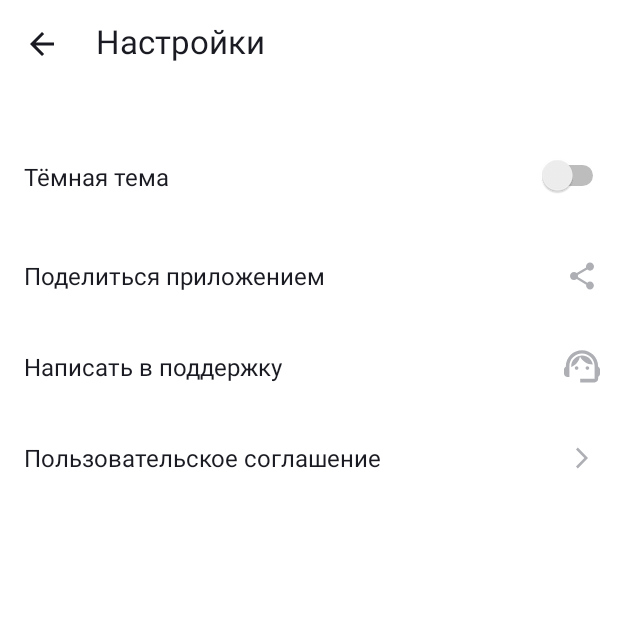
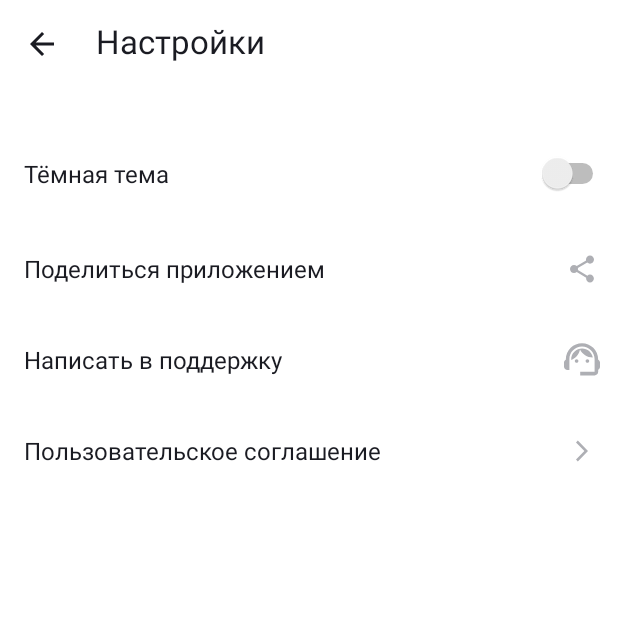
Before and after one commit to StasEvstigneev/PlaylistMaker, an Android app: the SettingsActivity screen opened directly, with no data from a screen before it, on a phone screen of 412 x 824 dp, the top half of it. Run offline under Robolectric (Android 15) with nearby library versions, the phone set to English and light mode, and no system bars.

Commit message:
Домашнее задание. Спринт 8. Правки. 1) Добавлены иконки медиатеки и поиска, которые не погрузились в первый раз; 2) Устранены замечания по верстке; 3) Информацию по флагам Intent изучил, добавил в SettingsActivity метод finish(). Избежать создания новых экземпляров MainActivity при переходе из SettingsActivity нажатием на стрелку "назад" получилось следующими способами:    А) В AndroidManifest.xml для MainActivity можно добавить android:launchMode="singleTask" (не оставил, т.к прочитал, что предпочтительнее работать с флагами Intent);    Б) В SettingsActivity с помощью флага FLAG_ACTIVITY_CLEAR_TOP. Однако, в таком случае, в эмуляторе при нажатии на стрелку "назад" появлялась лишняя анимация, как будто долю секунды видим второй экземпляр MainActivity, который сразу удалется и происходит переключение на первый экземпляр MainActivity. По этой причине вариант не оставил.    В) Комбинирование флагов FLAG_ACTIVITY_CLEAR_TOP и FLAG_ACTIVITY_SINGLE_TOP в виде:    returnIntent.setFlags(Intent.FLAG_ACTIVITY_CLEAR_TOP or Intent.FLAG_ACTIVITY_SINGLE_TOP)    Г) С помощью флага FLAG_ACTIVITY_REORDER_TO_FRONT. Остановился на этом варианте. Если использование вариантов А или В предпочтительнее, верну один из них.

```diff
--- a/app/src/main/java/com/example/playlistmaker/MainActivity.kt
+++ b/app/src/main/java/com/example/playlistmaker/MainActivity.kt
@@ -14,13 +14,11 @@ class MainActivity : AppCompatActivity() {
         val buttonSearch = findViewById<Button>(R.id.button_search)
         val searchIntent = Intent(this, SearchActivity::class.java)
         val buttonSearchClickListener: View.OnClickListener = object : View.OnClickListener {
-
             override fun onClick(v: View?) {
                 startActivity(searchIntent)
             }
         }
         buttonSearch.setOnClickListener(buttonSearchClickListener)
-
 
         val buttonMediateka = findViewById<Button>(R.id.button_mediateka)
         buttonMediateka.setOnClickListener {
@@ -34,6 +32,5 @@ class MainActivity : AppCompatActivity() {
             startActivity(settingsIntent)
         }
 
-
     }
 }
--- a/app/src/main/java/com/example/playlistmaker/SettingsActivity.kt
+++ b/app/src/main/java/com/example/playlistmaker/SettingsActivity.kt
@@ -13,7 +13,9 @@ class SettingsActivity : AppCompatActivity() {
         val buttonReturn = findViewById<ImageView>(R.id.return_from_settings)
         buttonReturn.setOnClickListener {
             val returnIntent = Intent(this, MainActivity::class.java)
-            startActivity(returnIntent)}
-
+            returnIntent.addFlags(Intent.FLAG_ACTIVITY_REORDER_TO_FRONT)
+            startActivity(returnIntent)
+            this.finish()
+        }
     }
 }
--- a/app/src/main/res/drawable/arrow_back.xml
+++ b/app/src/main/res/drawable/arrow_back.xml
@@ -8,6 +8,6 @@
         android:pathData="M0,0h24v24h-24z"/>
     <path
         android:pathData="M20,11H7.83L13.42,5.41L12,4L4,12L12,20L13.41,18.59L7.83,13H20V11Z"
-        android:fillColor="#1A1B22"/>
+        android:fillColor="@color/black"/>
   </group>
 </vector>
--- a/app/src/main/res/drawable/settings.xml
+++ b/app/src/main/res/drawable/settings.xml
@@ -1,6 +1,6 @@
 <vector xmlns:tools="http://schemas.android.com/tools"
     android:height="24dp" android:viewportHeight="20"
     android:viewportWidth="20" android:width="24dp" xmlns:android="http://schemas.android.com/apk/res/android">
-    <path android:fillColor="#1A1B22" android:pathData="M17.14,10.94C17.18,10.64 17.2,10.33 17.2,10C17.2,9.68 17.18,9.36 17.13,9.06L19.16,7.48C19.34,7.34 19.39,7.07 19.28,6.87L17.36,3.55C17.24,3.33 16.99,3.26 16.77,3.33L14.38,4.29C13.88,3.91 13.35,3.59 12.76,3.35L12.4,0.81C12.36,0.57 12.16,0.4 11.92,0.4H8.08C7.84,0.4 7.65,0.57 7.61,0.81L7.25,3.35C6.66,3.59 6.12,3.92 5.63,4.29L3.24,3.33C3.02,3.25 2.77,3.33 2.65,3.55L0.74,6.87C0.62,7.08 0.66,7.34 0.86,7.48L2.89,9.06C2.84,9.36 2.8,9.69 2.8,10C2.8,10.31 2.82,10.64 2.87,10.94L0.84,12.52C0.66,12.66 0.61,12.93 0.72,13.13L2.64,16.45C2.76,16.67 3.01,16.74 3.23,16.67L5.62,15.71C6.12,16.09 6.65,16.41 7.24,16.65L7.6,19.19C7.65,19.43 7.84,19.6 8.08,19.6H11.92C12.16,19.6 12.36,19.43 12.39,19.19L12.75,16.65C13.34,16.41 13.88,16.09 14.37,15.71L16.76,16.67C16.98,16.75 17.23,16.67 17.35,16.45L19.27,13.13C19.39,12.91 19.34,12.66 19.15,12.52L17.14,10.94ZM10,13.6C8.02,13.6 6.4,11.98 6.4,10C6.4,8.02 8.02,6.4 10,6.4C11.98,6.4 13.6,8.02 13.6,10C13.6,11.98 11.98,13.6 10,13.6Z"
+    <path android:fillColor="@color/black" android:pathData="M17.14,10.94C17.18,10.64 17.2,10.33 17.2,10C17.2,9.68 17.18,9.36 17.13,9.06L19.16,7.48C19.34,7.34 19.39,7.07 19.28,6.87L17.36,3.55C17.24,3.33 16.99,3.26 16.77,3.33L14.38,4.29C13.88,3.91 13.35,3.59 12.76,3.35L12.4,0.81C12.36,0.57 12.16,0.4 11.92,0.4H8.08C7.84,0.4 7.65,0.57 7.61,0.81L7.25,3.35C6.66,3.59 6.12,3.92 5.63,4.29L3.24,3.33C3.02,3.25 2.77,3.33 2.65,3.55L0.74,6.87C0.62,7.08 0.66,7.34 0.86,7.48L2.89,9.06C2.84,9.36 2.8,9.69 2.8,10C2.8,10.31 2.82,10.64 2.87,10.94L0.84,12.52C0.66,12.66 0.61,12.93 0.72,13.13L2.64,16.45C2.76,16.67 3.01,16.74 3.23,16.67L5.62,15.71C6.12,16.09 6.65,16.41 7.24,16.65L7.6,19.19C7.65,19.43 7.84,19.6 8.08,19.6H11.92C12.16,19.6 12.36,19.43 12.39,19.19L12.75,16.65C13.34,16.41 13.88,16.09 14.37,15.71L16.76,16.67C16.98,16.75 17.23,16.67 17.35,16.45L19.27,13.13C19.39,12.91 19.34,12.66 19.15,12.52L17.14,10.94ZM10,13.6C8.02,13.6 6.4,11.98 6.4,10C6.4,8.02 8.02,6.4 10,6.4C11.98,6.4 13.6,8.02 13.6,10C13.6,11.98 11.98,13.6 10,13.6Z"
         tools:ignore="VectorPath" />
 </vector>
--- a/app/src/main/res/layout/activity_settings.xml
+++ b/app/src/main/res/layout/activity_settings.xml
@@ -1,121 +1,108 @@
 <?xml version="1.0" encoding="utf-8"?>
-<LinearLayout xmlns:app="http://schemas.android.com/apk/res-auto"
-    xmlns:android="http://schemas.android.com/apk/res/android"
+<LinearLayout xmlns:android="http://schemas.android.com/apk/res/android"
+    xmlns:app="http://schemas.android.com/apk/res-auto"
+    xmlns:tools="http://schemas.android.com/tools"
     android:layout_width="match_parent"
     android:layout_height="match_parent"
-    xmlns:tools="http://schemas.android.com/tools"
+    android:background="@color/white"
     android:orientation="vertical"
-    android:background="@color/white"
     tools:context=".SettingsActivity">
-
-
-        <LinearLayout
-            android:layout_width="match_parent"
-            android:layout_height="wrap_content"
-            android:orientation="horizontal"
-            android:paddingVertical="@dimen/header_padding_vertical"
-            android:paddingStart="@dimen/header_padding_left"
-            android:paddingEnd="@dimen/header_padding_right">
-
-            <ImageView
-                android:id="@+id/return_from_settings"
-                android:layout_width="wrap_content"
-                android:layout_height="wrap_content"
-                android:src="@drawable/arrow_back"
-                android:layout_gravity="center_vertical"
-                android:layout_margin="12dp"/>
-
-
-            <TextView
-                android:layout_width="wrap_content"
-                android:layout_height="wrap_content"
-                android:layout_gravity="center_vertical"
-                android:textColor="@color/black"
-                android:text="@string/settings"
-                android:textSize="@dimen/font_size_heading"
-                android:lineHeight="@dimen/font_line_height_heading"
-                android:layout_marginTop="@dimen/heading_margin_top"
-                android:layout_marginRight="86dp"
-                android:layout_marginBottom="@dimen/heading_margin_bottom"
-                android:layout_marginLeft="@dimen/heading_margin_left">
-
-            </TextView>
-
-        </LinearLayout>
-
-
 
 
     <LinearLayout
         android:layout_width="match_parent"
         android:layout_height="wrap_content"
         android:orientation="horizontal"
-        android:layout_marginTop="24dp">
+        android:paddingVertical="@dimen/header_padding_vertical"
+        android:paddingStart="@dimen/header_padding_start"
+        android:paddingEnd="@dimen/header_padding_end">
+
+        <ImageView
+            android:id="@+id/return_from_settings"
+            android:layout_width="wrap_content"
+            android:layout_height="wrap_content"
+            android:layout_gravity="center_vertical"
+            android:layout_margin="12dp"
+            android:src="@drawable/arrow_back" />
+
 
         <TextView
-            android:layout_width="wrap_content"
+            android:layout_width="0dp"
             android:layout_height="wrap_content"
+            android:layout_gravity="center_vertical|start"
+            android:layout_marginStart="@dimen/heading_margin_start"
+            android:layout_marginTop="@dimen/heading_margin_top"
+            android:layout_marginBottom="@dimen/heading_margin_bottom"
+            android:layout_weight="1"
+            android:lineHeight="@dimen/font_line_height_heading"
+            android:text="@string/settings"
+            android:textColor="@color/black"
+            android:textSize="@dimen/font_size_heading">
+
+        </TextView>
+
+    </LinearLayout>
+
+
+    <LinearLayout
+        android:layout_width="match_parent"
+        android:layout_height="wrap_content"
+        android:layout_marginTop="24dp"
+        android:orientation="horizontal">
+
+        <TextView
+            android:layout_width="0dp"
+            android:layout_height="wrap_content"
+            android:layout_gravity="center_vertical"
             android:layout_marginVertical="21dp"
             android:layout_marginStart="16dp"
             android:layout_marginEnd="44dp"
             android:layout_weight="1"
-            android:layout_gravity="center_vertical"
+            android:lineHeight="@dimen/font_line_height_regular"
             android:text="@string/dark_theme"
             android:textColor="@color/black"
-            android:textSize="@dimen/font_size_regular"
-            android:lineHeight="@dimen/font_line_height_regular"
-            />
+            android:textSize="@dimen/font_size_regular" />
 
         <Switch
             android:layout_width="wrap_content"
             android:layout_height="wrap_content"
             android:layout_gravity="center_vertical"
-
-            android:layout_marginTop="10dp"
             android:layout_marginEnd="6dp"
-            android:layout_marginBottom="11dp"
-
             android:minHeight="48dp"
-            android:paddingVertical="0dp"
             android:paddingStart="9dp"
-            android:paddingEnd="0dp"
             tools:ignore="UseSwitchCompatOrMaterialXml">
 
         </Switch>
 
 
-
     </LinearLayout>
-
 
 
     <LinearLayout
         android:layout_width="match_parent"
         android:layout_height="wrap_content"
         android:orientation="horizontal"
+        android:paddingStart="@dimen/lists_padding_start"
         android:paddingTop="@dimen/lists_padding_top"
-        android:paddingEnd="@dimen/lists_padding_right"
-        android:paddingBottom="@dimen/lists_padding_bottom"
-        android:paddingStart="@dimen/lists_padding_left">
+        android:paddingEnd="@dimen/lists_padding_end"
+        android:paddingBottom="@dimen/lists_padding_bottom">
 
         <TextView
-            android:layout_width="wrap_content"
+            android:layout_width="0dp"
             android:layout_height="wrap_content"
-            android:layout_weight="1"
             android:layout_gravity="center_vertical"
             android:layout_marginEnd="@dimen/lists_heading_margin_right"
+            android:layout_weight="1"
+            android:lineHeight="@dimen/font_line_height_regular"
             android:text="@string/Share_app"
             android:textColor="@color/black"
-            android:textSize="@dimen/font_size_regular"
-            android:lineHeight="@dimen/font_line_height_regular"
-            />
+            android:textSize="@dimen/font_size_regular" />
 
         <ImageView
             android:layout_width="wrap_content"
             android:layout_height="wrap_content"
-            android:src="@drawable/share"
             android:layout_gravity="center_vertical"
-            />
+            android:src="@drawable/share" />
 
     </LinearLayout>
 
@@ -123,29 +110,27 @@
         android:layout_width="match_parent"
         android:layout_height="wrap_content"
         android:orientation="horizontal"
+        android:paddingStart="@dimen/lists_padding_start"
         android:paddingTop="@dimen/lists_padding_top"
-        android:paddingEnd="@dimen/lists_padding_right"
-        android:paddingBottom="@dimen/lists_padding_bottom"
-        android:paddingStart="@dimen/lists_padding_left">
+        android:paddingEnd="@dimen/lists_padding_end"
+        android:paddingBottom="@dimen/lists_padding_bottom">
 
         <TextView
-            android:layout_width="wrap_content"
+            android:layout_width="0dp"
             android:layout_height="wrap_content"
-            android:layout_weight="1"
             android:layout_gravity="center_vertical"
             android:layout_marginEnd="@dimen/lists_heading_margin_right"
+            android:layout_weight="1"
+            android:lineHeight="@dimen/font_line_height_regular"
             android:text="@string/Contact_support"
             android:textColor="@color/black"
-            android:textSize="@dimen/font_size_regular"
-            android:lineHeight="@dimen/font_line_height_regular"
-            />
+            android:textSize="@dimen/font_size_regular" />
 
         <ImageView
             android:layout_width="wrap_content"
             android:layout_height="wrap_content"
-            android:src="@drawable/support"
             android:layout_gravity="center_vertical"
-            />
+            android:src="@drawable/support" />
 
     </LinearLayout>
 
@@ -153,33 +138,29 @@
         android:layout_width="match_parent"
         android:layout_height="wrap_content"
         android:orientation="horizontal"
+        android:paddingStart="@dimen/lists_padding_start"
         android:paddingTop="@dimen/lists_padding_top"
-        android:paddingEnd="@dimen/lists_padding_right"
-        android:paddingBottom="@dimen/lists_padding_bottom"
-        android:paddingStart="@dimen/lists_padding_left">
+        android:paddingEnd="@dimen/lists_padding_end"
+        android:paddingBottom="@dimen/lists_padding_bottom">
 
         <TextView
-            android:layout_width="wrap_content"
+            android:layout_width="0dp"
             android:layout_height="wrap_content"
-            android:layout_weight="1"
             android:layout_gravity="center_vertical"
             android:layout_marginEnd="@dimen/lists_heading_margin_right"
+            android:layout_weight="1"
+            android:lineHeight="@dimen/font_line_height_regular"
             android:text="@string/user_agreement"
             android:textColor="@color/black"
-            android:textSize="@dimen/font_size_regular"
-            android:lineHeight="@dimen/font_line_height_regular"
-            />
+            android:textSize="@dimen/font_size_regular" />
 
         <ImageView
             android:layout_width="wrap_content"
             android:layout_height="wrap_content"
-            android:src="@drawable/arrow_forward"
             android:layout_gravity="center_vertical"
-            />
+            android:src="@drawable/arrow_forward" />
 
     </LinearLayout>
 
 
-
-
 </LinearLayout>
--- a/app/src/main/res/values/dimens.xml
+++ b/app/src/main/res/values/dimens.xml
@@ -9,22 +9,20 @@
 
 
     <dimen name="icon_size_button">24dp</dimen>
-    <dimen name="icon_padding_button_right">8dp</dimen>
+    <dimen name="icon_padding_button_end">8dp</dimen>
 
 
     <dimen name="header_padding_vertical">4dp</dimen>
-    <dimen name="header_padding_right">52dp</dimen>
+    <dimen name="header_padding_end">52dp</dimen>
     <dimen name="header_padding_button">12dp</dimen>
-    <dimen name="header_padding_left">4dp</dimen>
+    <dimen name="header_padding_start">4dp</dimen>
     <dimen name="header_margin_bottom">24dp</dimen>
 
 
-
     <dimen name="heading_margin_top">10dp</dimen>
-    <dimen name="heading_margin_right">62dp</dimen>
+    <dimen name="heading_margin_end">62dp</dimen>
     <dimen name="heading_margin_bottom">12dp</dimen>
-    <dimen name="heading_margin_left">12dp</dimen>
-
+    <dimen name="heading_margin_start">12dp</dimen>
 
 
     <dimen name="heading_padding_button">12dp</dimen>
@@ -33,16 +31,11 @@
     <dimen name="margin_horizontal_button">16dp</dimen>
 
 
-
     <dimen name="lists_padding_top">19dp</dimen>
-    <dimen name="lists_padding_right">12dp</dimen>
+    <dimen name="lists_padding_end">12dp</dimen>
     <dimen name="lists_padding_bottom">18dp</dimen>
-    <dimen name="lists_padding_left">16dp</dimen>
+    <dimen name="lists_padding_start">16dp</dimen>
     <dimen name="lists_heading_margin_right">8dp</dimen>
 
 
-
-
-
-
 </resources>
```
Also changed, not shown: app/src/main/res/drawable/mediateka.xml (added, +9 -0 lines), app/src/main/res/drawable/search.xml (added, +9 -0 lines), app/src/main/res/layout/activity_main.xml (+40 -44 lines).
